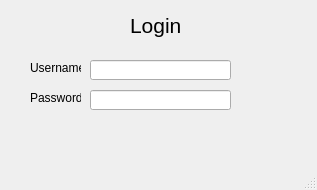
First picture: the form in login_form.ui, repository gfgypos/tradeNet, before the edit.
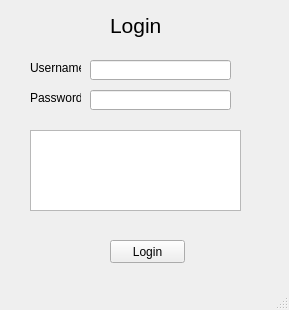
Second picture: the form after the edit.

Commit message: Adding login form python script

```diff
--- a/login_form.ui
+++ b/login_form.ui
@@ -6,8 +6,8 @@
    <rect>
     <x>0</x>
     <y>0</y>
-    <width>317</width>
-    <height>190</height>
+    <width>289</width>
+    <height>310</height>
    </rect>
   </property>
   <property name="windowTitle">
@@ -63,7 +63,7 @@
    <widget class="QLabel" name="label_3">
     <property name="geometry">
      <rect>
-      <x>130</x>
+      <x>110</x>
       <y>10</y>
       <width>51</width>
       <height>31</height>
@@ -78,6 +78,29 @@
      <string>Login</string>
     </property>
    </widget>
+   <widget class="QTextEdit" name="console_out">
+    <property name="geometry">
+     <rect>
+      <x>30</x>
+      <y>130</y>
+      <width>211</width>
+      <height>81</height>
+     </rect>
+    </property>
+   </widget>
+   <widget class="QPushButton" name="btn_login">
+    <property name="geometry">
+     <rect>
+      <x>110</x>
+      <y>240</y>
+      <width>75</width>
+      <height>23</height>
+     </rect>
+    </property>
+    <property name="text">
+     <string>Login</string>
+    </property>
+   </widget>
   </widget>
   <widget class="QMenuBar" name="menubar">
    <property name="geometry">
```
Left out of the diff: 2 changed lines with no effect on the pictures. The commit also changes 2 other files.
